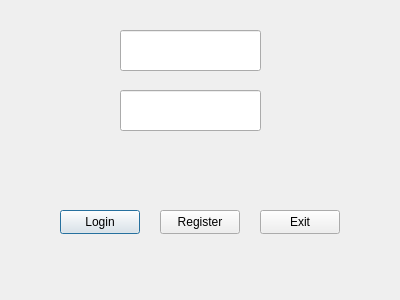
Above: BudgetManagementQtVS/BudgetManagementQtVS/LoginDialogView.ui from Greexoff/Budget-Management-App before the change. Below: the same form after it.
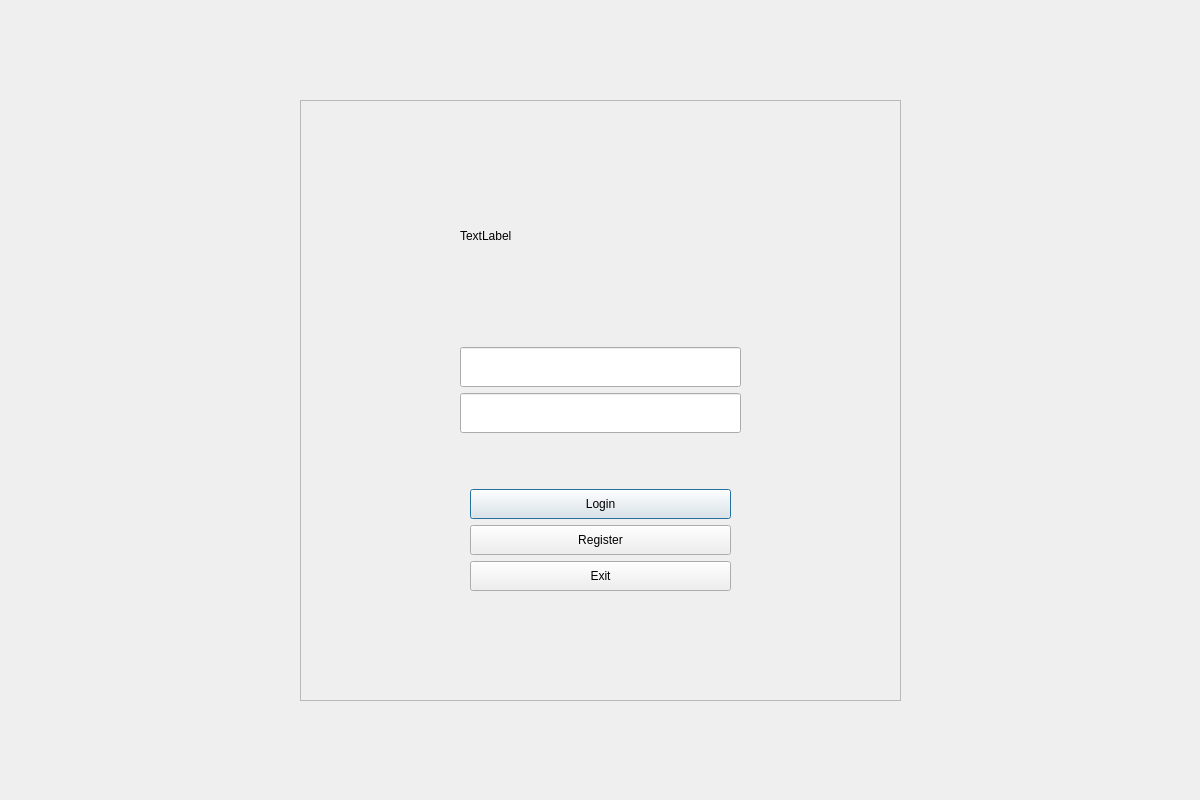
That is the form after the change.

Commit message: added stylesheets for login and profile selection

The edit to the form file:
```diff
--- a/BudgetManagementQtVS/BudgetManagementQtVS/LoginDialogView.ui
+++ b/BudgetManagementQtVS/BudgetManagementQtVS/LoginDialogView.ui
@@ -6,74 +6,188 @@
    <rect>
     <x>0</x>
     <y>0</y>
-    <width>400</width>
-    <height>300</height>
+    <width>1200</width>
+    <height>800</height>
    </rect>
   </property>
   <property name="windowTitle">
    <string>Dialog</string>
   </property>
+  <property name="styleSheet">
+   <string notr="true"/>
+  </property>
+  <widget class="QWidget" name="verticalLayoutWidget">
+   <property name="geometry">
+    <rect>
+     <x>0</x>
+     <y>0</y>
+     <width>1201</width>
+     <height>801</height>
+    </rect>
+   </property>
+   <layout class="QVBoxLayout" name="verticalLayout_5">
+    <property name="leftMargin">
+     <number>300</number>
+    </property>
+    <property name="topMargin">
+     <number>100</number>
+    </property>
+    <property name="rightMargin">
+     <number>300</number>
+    </property>
+    <property name="bottomMargin">
+     <number>100</number>
+    </property>
+    <item>
+     <widget class="QFrame" name="frame">
+      <property name="styleSheet">
+       <string notr="true">QFrame {
+    qproperty-alignment: 'AlignCenter';
+}</string>
+      </property>
+      <property name="frameShape">
+       <enum>QFrame::Shape::StyledPanel</enum>
+      </property>
+      <property name="frameShadow">
+       <enum>QFrame::Shadow::Raised</enum>
+      </property>
+      <layout class="QVBoxLayout" name="verticalLayout_3">
+       <item>
+        <layout class="QVBoxLayout" name="verticalLayout_4">
+         <item>
+          <layout class="QVBoxLayout" name="verticalLayout_2">
+           <property name="leftMargin">
+            <number>150</number>
+           </property>
+           <property name="topMargin">
+            <number>20</number>
+           </property>
+           <property name="rightMargin">
+            <number>150</number>
+           </property>
+           <property name="bottomMargin">
+            <number>30</number>
+           </property>
+           <item>
+            <widget class="QLabel" name="appNameLabel">
+             <property name="text">
+              <string>TextLabel</string>
+             </property>
+            </widget>
+           </item>
+           <item>
   <widget class="QLineEdit" name="editUsername">
-   <property name="geometry">
-    <rect>
-     <x>120</x>
-     <y>30</y>
-     <width>141</width>
-     <height>41</height>
-    </rect>
+             <property name="minimumSize">
+              <size>
+               <width>160</width>
+               <height>40</height>
+              </size>
+             </property>
+             <property name="statusTip">
+              <string>Username</string>
+             </property>
+             <property name="whatsThis">
+              <string>Username</string>
+             </property>
+             <property name="styleSheet">
+              <string notr="true"/>
    </property>
    <property name="text">
     <string/>
    </property>
   </widget>
+           </item>
+           <item>
   <widget class="QLineEdit" name="editPassword">
-   <property name="geometry">
-    <rect>
-     <x>120</x>
-     <y>90</y>
-     <width>141</width>
-     <height>41</height>
-    </rect>
-   </property>
-  </widget>
+             <property name="minimumSize">
+              <size>
+               <width>160</width>
+               <height>40</height>
+              </size>
+             </property>
+             <property name="statusTip">
+              <string>Password</string>
+             </property>
+             <property name="whatsThis">
+              <string>Password</string>
+             </property>
+             <property name="styleSheet">
+              <string notr="true"/>
+             </property>
+            </widget>
+           </item>
+          </layout>
+         </item>
+         <item>
+          <layout class="QVBoxLayout" name="verticalLayout">
+           <property name="leftMargin">
+            <number>160</number>
+           </property>
+           <property name="topMargin">
+            <number>20</number>
+           </property>
+           <property name="rightMargin">
+            <number>160</number>
+           </property>
+           <property name="bottomMargin">
+            <number>100</number>
+           </property>
+           <item>
   <widget class="QPushButton" name="buttonLogin">
-   <property name="geometry">
-    <rect>
-     <x>60</x>
-     <y>210</y>
+             <property name="minimumSize">
+              <size>
      <width>80</width>
-     <height>24</height>
-    </rect>
+               <height>30</height>
+              </size>
+             </property>
+             <property name="styleSheet">
+              <string notr="true"/>
    </property>
    <property name="text">
     <string>Login</string>
    </property>
   </widget>
+           </item>
+           <item>
   <widget class="QPushButton" name="buttonRegister">
-   <property name="geometry">
-    <rect>
-     <x>160</x>
-     <y>210</y>
+             <property name="minimumSize">
+              <size>
      <width>80</width>
-     <height>24</height>
-    </rect>
+               <height>30</height>
+              </size>
+             </property>
+             <property name="styleSheet">
+              <string notr="true"/>
    </property>
    <property name="text">
     <string>Register</string>
    </property>
   </widget>
-  <widget class="QPushButton" name="buttonCancel">
-   <property name="geometry">
-    <rect>
-     <x>260</x>
-     <y>210</y>
+           </item>
+           <item>
+            <widget class="QPushButton" name="buttonExit">
+             <property name="minimumSize">
+              <size>
      <width>80</width>
-     <height>24</height>
-    </rect>
+               <height>30</height>
+              </size>
+             </property>
+             <property name="styleSheet">
+              <string notr="true"/>
    </property>
    <property name="text">
     <string>Exit</string>
    </property>
+            </widget>
+           </item>
+          </layout>
+         </item>
+        </layout>
+       </item>
+      </layout>
+     </widget>
+    </item>
+   </layout>
   </widget>
  </widget>
  <resources/>
```
Lines whose indentation alone changed are shown as unchanged. The commit also changes 6 other files.
